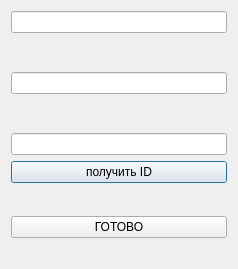
The window that add_new_student/new_student.ui (Plusers/ASL) describes before a commit, drawn with Qt 5.
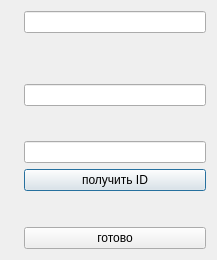
The same window after the commit.

Diff of the .ui file:
```diff
--- a/add_new_student/new_student.ui
+++ b/add_new_student/new_student.ui
@@ -6,99 +6,95 @@
    <rect>
     <x>0</x>
     <y>0</y>
-    <width>238</width>
-    <height>269</height>
+    <width>214</width>
+    <height>260</height>
    </rect>
   </property>
   <property name="windowTitle">
    <string>Ввод данных об ученике</string>
   </property>
-  <layout class="QGridLayout" name="gridLayout">
+  <layout class="QFormLayout" name="formLayout">
    <item row="0" column="1">
-    <layout class="QVBoxLayout" name="verticalLayout">
-     <item>
       <widget class="QLineEdit" name="dateofbirth">
        <property name="text">
         <string/>
        </property>
       </widget>
      </item>
-     <item>
-      <spacer name="verticalSpacer">
-       <property name="orientation">
-        <enum>Qt::Vertical</enum>
-       </property>
-       <property name="sizeHint" stdset="0">
-        <size>
-         <width>20</width>
-         <height>40</height>
-        </size>
-       </property>
-      </spacer>
-     </item>
-     <item>
+   <item row="2" column="1">
       <widget class="QLineEdit" name="form">
        <property name="text">
         <string/>
        </property>
       </widget>
      </item>
-     <item>
-      <spacer name="verticalSpacer_2">
+   <item row="3" column="1">
+    <spacer name="verticalSpacer">
        <property name="orientation">
         <enum>Qt::Vertical</enum>
        </property>
        <property name="sizeHint" stdset="0">
         <size>
-         <width>20</width>
-         <height>40</height>
+       <width>182</width>
+       <height>23</height>
         </size>
        </property>
       </spacer>
-     </item>
-     <item>
-      <widget class="QLineEdit" name="monthofbirth">
-       <property name="text">
-        <string/>
-       </property>
-      </widget>
-     </item>
-    </layout>
    </item>
    <item row="4" column="1">
-    <widget class="QLabel" name="label_2">
+    <widget class="QLineEdit" name="monthofbirth">
      <property name="text">
       <string/>
      </property>
     </widget>
    </item>
-   <item row="1" column="1">
+   <item row="5" column="1">
     <widget class="QPushButton" name="pushButton">
      <property name="text">
       <string>получить ID</string>
      </property>
     </widget>
    </item>
-   <item row="2" column="1">
-    <spacer name="verticalSpacer_3">
+   <item row="6" column="1">
+    <spacer name="verticalSpacer_4">
      <property name="orientation">
       <enum>Qt::Vertical</enum>
      </property>
      <property name="sizeHint" stdset="0">
       <size>
-       <width>20</width>
-       <height>40</height>
+       <width>182</width>
+       <height>25</height>
       </size>
      </property>
     </spacer>
    </item>
-   <item row="3" column="1">
+   <item row="7" column="0">
+    <widget class="QLabel" name="label_2">
+     <property name="text">
+      <string/>
+     </property>
+    </widget>
+   </item>
+   <item row="7" column="1">
     <widget class="QPushButton" name="pushButton_3">
      <property name="text">
-      <string>ГОТОВО</string>
+      <string>готово</string>
      </property>
     </widget>
    </item>
+   <item row="1" column="1">
+    <spacer name="verticalSpacer_2">
+     <property name="orientation">
+      <enum>Qt::Vertical</enum>
+     </property>
+     <property name="sizeHint" stdset="0">
+      <size>
+       <width>20</width>
+       <height>40</height>
+      </size>
+     </property>
+    </spacer>
+   </item>
   </layout>
  </widget>
  <resources/>
```
Left out of the diff: 2 changed lines with no effect on the pictures. Lines whose indentation alone changed are shown as unchanged.
